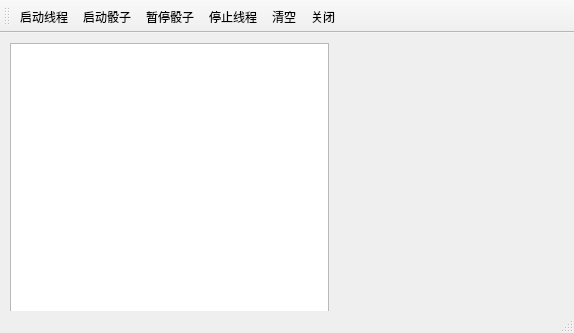
yutingLeo/basicDice, file src/mainwindow.ui: the form before one commit.
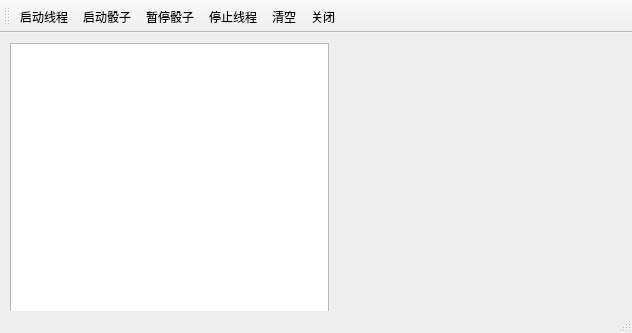
The form after the commit. Icons and pictures are not drawn.

Commit message: 修改mainwindow，closeAction trigger QCloseEvent

```diff
--- a/src/mainwindow.ui
+++ b/src/mainwindow.ui
@@ -6,7 +6,7 @@
    <rect>
     <x>0</x>
     <y>0</y>
-    <width>574</width>
+    <width>632</width>
     <height>333</height>
    </rect>
   </property>
```
Left out of the diff: 19 changed lines with no effect on the pictures. The commit also changes 2 other files.
